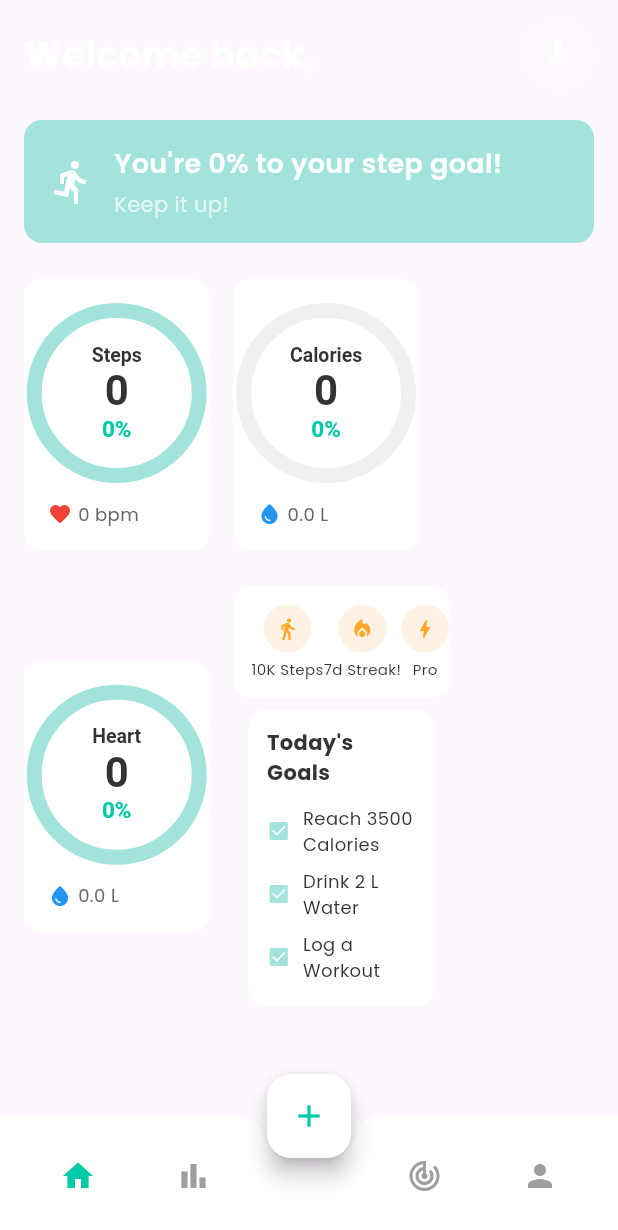
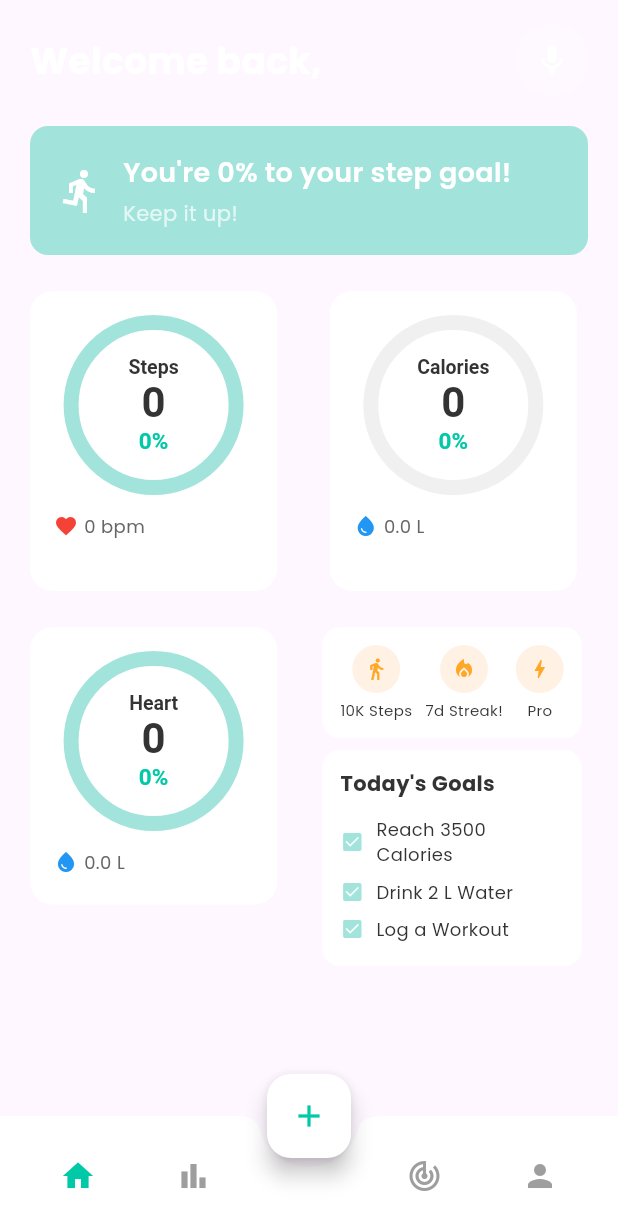
Before and after one commit to simonptuon/Fitness-tracker-app, a Flutter app: the Dashboard screen opened directly, on a phone screen of 412 x 824 dp. Shown: the top 1230 px of the screen. Run offline on Flutter 3.47's test engine with Material 3 defaults, Android fonts, the phone set to English and light mode, and no system bars; drawn by our look-alikes of percent_indicator; our stand-ins replace cloud_firestore, firebase_auth, firebase_core, google_fonts, pedometer, permission_handler and 2 more; accounts and stored records are empty.

Commit message:
activities page done almost

```diff
--- /dev/null
+++ b/devtools_options.yaml
@@ -0,0 +1,3 @@
+description: This file stores settings for Dart & Flutter DevTools.
+documentation: https://docs.flutter.dev/tools/devtools/extensions#configure-extension-enablement-states
+extensions:
--- a/lib/main.dart
+++ b/lib/main.dart
@@ -10,12 +10,12 @@ import 'package:fitness_app_capstone/pages/loginui.dart';
 import 'package:fitness_app_capstone/pages/activitiesScreen.dart';
 import 'package:fitness_app_capstone/pages/sleepSchedule.dart';
 import 'package:fitness_app_capstone/pages/water.dart';
-import 'package:alarm/alarm.dart';
+// import 'package:alarm/alarm.dart
 
 void main() async {
   WidgetsFlutterBinding.ensureInitialized();
 
-  await Alarm.init();
+  // await Alarm.init();
 
   // Then initialize Firebase:
   await Firebase.initializeApp(
@@ -60,7 +60,7 @@ class MyApp extends StatelessWidget {
           ),
         ),
       ),
-      home: const ActivitiesScreen(),
+      home: const LoginPage(),
       routes: {
         '/login': (context) => const LoginPage(),
         '/activities': (context) => const ActivitiesScreen(),
--- a/lib/pages/ActivitiesScreen.dart
+++ b/lib/pages/ActivitiesScreen.dart
@@ -85,7 +85,7 @@ class Dashboard extends StatelessWidget {
             final waterConsumed = (data['waterConsumed'] as num).toDouble();
 
             return SingleChildScrollView(
-              padding: const EdgeInsets.symmetric(horizontal: 16, vertical: 12),
+              padding: const EdgeInsets.symmetric(horizontal: 20, vertical: 16),
               child: Column(
                 crossAxisAlignment: CrossAxisAlignment.start,
                 children: [
@@ -116,7 +116,7 @@ class Dashboard extends StatelessWidget {
                   const SizedBox(height: 20),
                   Container(
                     width: double.infinity,
-                    padding: const EdgeInsets.all(16),
+                    padding: const EdgeInsets.all(18),
                     decoration: BoxDecoration(
                       color: const Color(0xFFA2E4DC),
                       borderRadius: BorderRadius.circular(12),
@@ -159,7 +159,6 @@ class Dashboard extends StatelessWidget {
                   Column(
                     crossAxisAlignment: CrossAxisAlignment.start,
                     children: [
-                      // first row: two stat cards side by side
                       Row(
                         children: [
                           _StatCard(
@@ -172,7 +171,7 @@ class Dashboard extends StatelessWidget {
                             bottomLeftLabel: '${hr.toString()} bpm',
                             bottomRightPlaceholder: true,
                           ),
-                          const SizedBox(width: 16),
+                          const SizedBox(width: 35),
                           _StatCard(
                             value: calories.toString(),
                             title: 'Calories',
@@ -186,11 +185,12 @@ class Dashboard extends StatelessWidget {
                         ],
                       ),
                       const SizedBox(height: 24),
-                      // second row: one stat card + badge panel
                       Row(
+                        crossAxisAlignment: CrossAxisAlignment.start,
                         children: [
                           _StatCard(
                             value: hr.toString(),
+                            height: 185,
                             title: 'Heart',
                             percent: hrPct,
                             ringColor: const Color(0xFF00C9A7),
@@ -199,17 +199,15 @@ class Dashboard extends StatelessWidget {
                             bottomLeftLabel: '$waterConsumed L',
                             bottomRightPlaceholder: true,
                           ),
-                          const SizedBox(width: 16),
+                          const SizedBox(width: 30),
                           Column(
                             children: [
                               _Badge(),
-                              const SizedBox(
-                                height: 8,
-                              ),
+                              const SizedBox(height: 8),
                               _GoalTile([
                                 "Reach 3500 Calories",
                                 "Drink 2 L Water",
-                                "Log a Workout"
+                                "Log a Workout",
                               ]),
                             ],
                           ),
@@ -277,6 +275,7 @@ class _StatCard extends StatelessWidget {
   final IconData? waterDrop;
   final String bottomLeftLabel;
   final bool bottomRightPlaceholder;
+  final double? height;
 
   const _StatCard({
     required this.title,
@@ -288,17 +287,19 @@ class _StatCard extends StatelessWidget {
     this.heartIcon,
     required this.bottomLeftLabel,
     this.bottomRightPlaceholder = false,
+    this.height,
     super.key,
   });
 
   @override
   Widget build(BuildContext context) {
     return Container(
-      width: MediaQuery.of(context).size.width * 0.3,
+      height: height ?? 200,
+      width: MediaQuery.of(context).size.width * 0.4,
       padding: const EdgeInsets.all(16),
       decoration: BoxDecoration(
         color: Colors.white,
-        borderRadius: BorderRadius.circular(12),
+        borderRadius: BorderRadius.circular(15),
       ),
       child: Column(
         children: [
@@ -373,7 +374,7 @@ class _Badge extends StatelessWidget {
   @override
   Widget build(BuildContext context) {
     return Container(
-      width: MediaQuery.of(context).size.width * 0.35,
+      width: MediaQuery.of(context).size.width * 0.42,
       padding: const EdgeInsets.all(12),
       decoration: BoxDecoration(
         color: Colors.white,
@@ -382,29 +383,27 @@ class _Badge extends StatelessWidget {
       child: Row(
         mainAxisAlignment: MainAxisAlignment.spaceBetween,
         children: const [
-          // Badge 1
           Column(
             children: [
               CircleAvatar(
-                radius: 16, // smaller
+                radius: 16,
                 backgroundColor: Color(0xFFFFF2E5),
                 child: Icon(
                   Icons.directions_walk,
-                  size: 16, // smaller
+                  size: 16,
                   color: Color(0xFFFFA726),
                 ),
               ),
-              SizedBox(height: 4), // tighter spacing
+              SizedBox(height: 4),
               Text(
                 '10K Steps',
                 style: TextStyle(
-                  fontSize: 10, // smaller
+                  fontSize: 10,
                   color: Color(0xFF333333),
                 ),
               ),
             ],
           ),
-          // Badge 2
           Column(
             children: [
               CircleAvatar(
@@ -423,7 +422,6 @@ class _Badge extends StatelessWidget {
               ),
             ],
           ),
-          // Badge 3
           Column(
             children: [
               CircleAvatar(
@@ -455,7 +453,7 @@ class _GoalTile extends StatelessWidget {
   @override
   Widget build(BuildContext context) {
     return Container(
-      width: MediaQuery.of(context).size.width * 0.3,
+      width: MediaQuery.of(context).size.width * 0.42,
       padding: const EdgeInsets.all(12),
       decoration: BoxDecoration(
         color: Colors.white,
--- a/pubspec.yaml
+++ b/pubspec.yaml
@@ -24,9 +24,9 @@ dependencies:
   permission_handler: ^11.0.0
   url_launcher: ^6.2.5
   cloud_firestore: ^5.6.7
+  collection: any
+  # alarm: ^5.1.3
 
-  collection: any
-  alarm: ^5.1.1
 dev_dependencies:
   flutter_test:
     sdk: flutter
```
Also changed, not shown: lib/pages/sleepSchedule.dart (+262 -262 lines), pubspec.lock, 125 other files.
